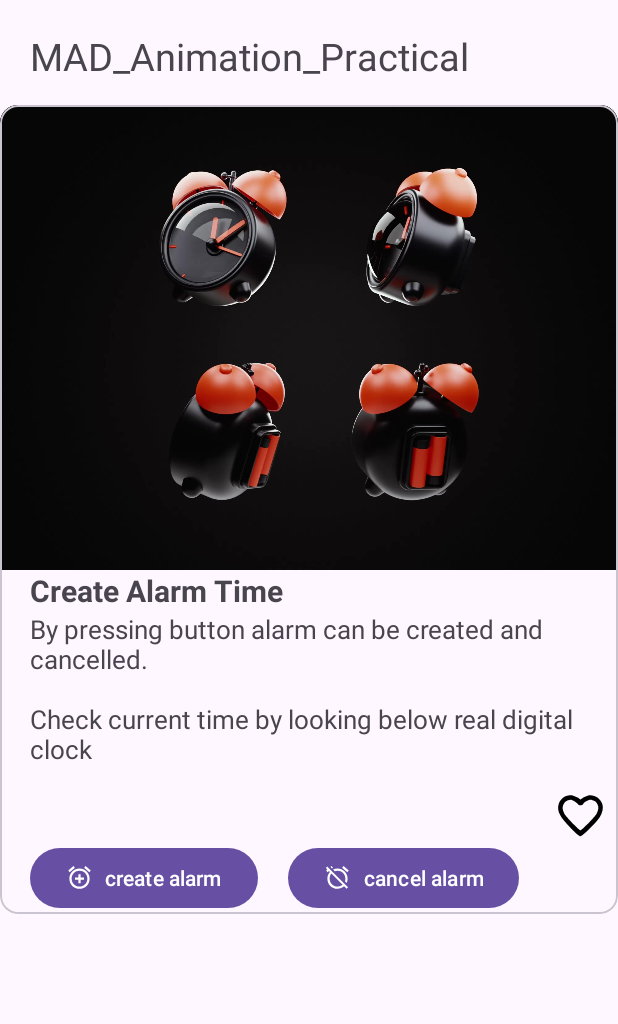
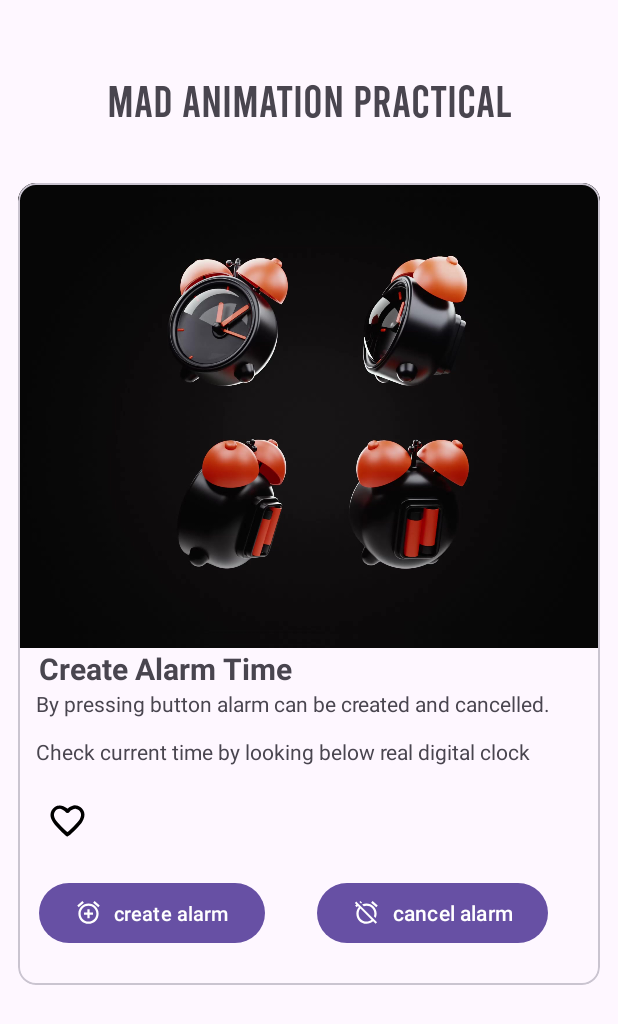
Before and after one commit to VenishSureliya/MADassignment, an Android app: the screen it shows after launch (MainActivity), on a phone screen of 412 x 824 dp. Shown: the top 1024 px of the screen. Run offline under Robolectric (Android 15) with nearby library versions, the phone set to English and light mode, and no system bars.

```diff
--- /dev/null
+++ b/MAD_Practical-10_21012011145/app/src/main/res/drawable/baseline_account_circle_24.xml
@@ -0,0 +1,5 @@
+<vector android:height="24dp" android:tint="#2451E8"
+    android:viewportHeight="24" android:viewportWidth="24"
+    android:width="24dp" xmlns:android="http://schemas.android.com/apk/res/android">
+    <path android:fillColor="@android:color/white" android:pathData="M12,2C6.48,2 2,6.48 2,12s4.48,10 10,10 10,-4.48 10,-10S17.52,2 12,2zM12,5c1.66,0 3,1.34 3,3s-1.34,3 -3,3 -3,-1.34 -3,-3 1.34,-3 3,-3zM12,19.2c-2.5,0 -4.71,-1.28 -6,-3.22 0.03,-1.99 4,-3.08 6,-3.08 1.99,0 5.97,1.09 6,3.08 -1.29,1.94 -3.5,3.22 -6,3.22z"/>
+</vector>
--- /dev/null
+++ b/MAD_Practical-10_21012011145/app/src/main/res/drawable/baseline_person_pin_circle_24.xml
@@ -0,0 +1,5 @@
+<vector android:height="24dp" android:tint="#2451E8"
+    android:viewportHeight="24" android:viewportWidth="24"
+    android:width="24dp" xmlns:android="http://schemas.android.com/apk/res/android">
+    <path android:fillColor="@android:color/white" android:pathData="M12,2C8.14,2 5,5.14 5,9c0,5.25 7,13 7,13s7,-7.75 7,-13C19,5.14 15.86,2 12,2zM12,4c1.1,0 2,0.9 2,2c0,1.11 -0.9,2 -2,2s-2,-0.89 -2,-2C10,4.9 10.9,4 12,4zM12,14c-1.67,0 -3.14,-0.85 -4,-2.15c0.02,-1.32 2.67,-2.05 4,-2.05s3.98,0.73 4,2.05C15.14,13.15 13.67,14 12,14z"/>
+</vector>
--- /dev/null
+++ b/MAD_Practical-10_21012011145/app/src/main/res/drawable/baseline_refresh_24.xml
@@ -0,0 +1,5 @@
+<vector android:height="24dp" android:tint="#2451E8"
+    android:viewportHeight="24" android:viewportWidth="24"
+    android:width="24dp" xmlns:android="http://schemas.android.com/apk/res/android">
+    <path android:fillColor="@android:color/white" android:pathData="M17.65,6.35C16.2,4.9 14.21,4 12,4c-4.42,0 -7.99,3.58 -7.99,8s3.57,8 7.99,8c3.73,0 6.84,-2.55 7.73,-6h-2.08c-0.82,2.33 -3.04,4 -5.65,4 -3.31,0 -6,-2.69 -6,-6s2.69,-6 6,-6c1.66,0 3.14,0.69 4.22,1.78L13,11h7V4l-2.35,2.35z"/>
+</vector>
--- a/app/src/main/res/layout/activity_main.xml
+++ b/app/src/main/res/layout/activity_main.xml
@@ -11,7 +11,9 @@
         android:layout_width="match_parent"
         android:layout_height="wrap_content"
         app:layout_constraintStart_toStartOf="parent"
-        app:layout_constraintTop_toTopOf="parent">
+        app:layout_constraintTop_toTopOf="parent"
+        android:layout_marginHorizontal="12dp"
+        android:layout_marginVertical="28dp">
 
         <TextView
             android:id="@+id/textView"
@@ -19,17 +21,20 @@
             android:layout_height="50dp"
             android:layout_marginHorizontal="20dp"
             android:layout_marginTop="20dp"
-            android:text="MAD_Animation_Practical"
-            android:textSize="25dp"
+            android:text="MAD Animation Practical"
+            android:textSize="30dp"
+            android:textAlignment="center"
+            android:fontFamily="@font/bebas_regular"
             app:layout_constraintEnd_toEndOf="parent"
             app:layout_constraintStart_toStartOf="parent"
             app:layout_constraintTop_toTopOf="parent" />
 
         <com.google.android.material.card.MaterialCardView
             android:id="@id/materialcard1"
+            android:layout_marginVertical="24dp"
             android:layout_width="match_parent"
             android:layout_height="wrap_content"
-            android:elevation="20dp"
+            android:elevation="2dp"
             app:layout_constraintStart_toStartOf="parent"
             app:layout_constraintTop_toBottomOf="@id/textView">
 
@@ -52,7 +57,7 @@
                     android:id="@id/textView2"
                     android:layout_width="match_parent"
                     android:layout_height="wrap_content"
-                    android:layout_marginHorizontal="20dp"
+                    android:layout_marginHorizontal="14dp"
                     android:text="Create Alarm Time"
                     android:textSize="20dp"
                     android:textStyle="bold"
@@ -64,9 +69,9 @@
                     android:id="@+id/textView3"
                     android:layout_width="match_parent"
                     android:layout_height="wrap_content"
-                    android:layout_marginHorizontal="20dp"
+                    android:layout_marginHorizontal="12dp"
                     android:text="By pressing button alarm can be created and cancelled.\n\nCheck current time by looking below real digital clock"
-                    android:textSize="17dp"
+                    android:textSize="14dp"
                     app:layout_constraintStart_toStartOf="parent"
                     app:layout_constraintTop_toBottomOf="@id/textView2">
 
@@ -88,36 +93,44 @@
                 <!--                </TextClock>-->
 
                 <ImageView
-                    android:layout_width="50dp"
-                    android:layout_height="50dp"
+                    android:id="@+id/imageView2"
+                    android:layout_width="38dp"
+                    android:layout_height="38dp"
+                    android:layout_marginStart="14dp"
+                    android:layout_marginTop="18dp"
                     android:src="@drawable/heart_animation_list"
-                    android:layout_marginBottom="40dp"
-                    app:layout_constraintBottom_toBottomOf="parent"
-                    app:layout_constraintEnd_toEndOf="parent">
+                    app:layout_constraintStart_toStartOf="parent"
+                    app:layout_constraintTop_toBottomOf="@+id/textView3">
 
                 </ImageView>
+
                 <com.google.android.material.button.MaterialButton
                     android:id="@+id/button1"
                     android:layout_width="wrap_content"
                     android:layout_height="wrap_content"
-                    android:layout_marginHorizontal="20dp"
-                    android:layout_marginTop="50dp"
+                    android:layout_marginHorizontal="14dp"
+                    android:layout_marginBottom="24dp"
                     android:text="create alarm"
+                    android:layout_marginTop="18dp"
+                    android:textSize="13sp"
                     app:icon="@drawable/baseline_add_alarm_24"
+                    app:layout_constraintBottom_toBottomOf="parent"
                     app:layout_constraintStart_toStartOf="parent"
-                    app:layout_constraintTop_toBottomOf="@id/textView3">
+                    app:layout_constraintTop_toBottomOf="@+id/imageView2">
 
                 </com.google.android.material.button.MaterialButton>
 
                 <com.google.android.material.button.MaterialButton
+                    android:id="@+id/materialButton"
                     android:layout_width="wrap_content"
                     android:layout_height="wrap_content"
-                    android:layout_marginHorizontal="20dp"
-                    android:layout_marginTop="50dp"
+                    android:layout_marginHorizontal="14dp"
                     android:text="cancel alarm"
+                    android:layout_marginBottom="24dp"
                     app:icon="@drawable/baseline_alarm_off_24"
-                    app:layout_constraintStart_toEndOf="@id/button1"
-                    app:layout_constraintTop_toBottomOf="@id/textView3">
+                    app:layout_constraintBottom_toBottomOf="parent"
+                    app:layout_constraintEnd_toEndOf="parent"
+                    app:layout_constraintStart_toEndOf="@+id/button1">
 
                 </com.google.android.material.button.MaterialButton>
 
```
Also changed, not shown: MAD_Practical-10_21012011145/app/src/main/java/com/example/mad_practical_10_21012011145/Contact.kt (added, +27 -0 lines), MAD_Practical-10_21012011145/app/src/main/java/com/example/mad_practical_10_21012011145/ContactAdapter.kt (added, +24 -0 lines), MAD_Practical-10_21012011145/app/src/main/java/com/example/mad_practical_10_21012011145/HttpRequest.kt (added, +53 -0 lines), MAD_Practical-10_21012011145/app/src/main/java/com/example/mad_practical_10_21012011145/MainActivity.kt (added, +78 -0 lines), MAD_Practical-10_21012011145/app/src/main/java/com/example/mad_practical_10_21012011145/MapsActivity.kt (added, +48 -0 lines), MAD_Practical-10_21012011145/app/src/main/res/layout/activity_main.xml (added, +39 -0 lines), MAD_Practical-10_21012011145/app/src/main/res/layout/activity_maps.xml (added, +9 -0 lines), MAD_Practical-10_21012011145/app/src/main/res/layout/list_item_card.xml (added, +83 -0 lines), app/src/main/AndroidManifest.xml (+7 -1 lines), app/src/main/java/com/example/mad_practical_9_21012011103/MainActivity.kt (+7 -0 lines), app/src/main/java/com/example/mad_practical_9_21012011103/SplashActivity.kt (+24 -1 lines), app/src/main/res/anim/twin_animation.xml (added, +8 -0 lines), app/src/main/res/drawable/guni_animation_list.xml (+6 -6 lines), app/src/main/res/layout/activity_splash.xml (+8 -0 lines), 1 more files.
